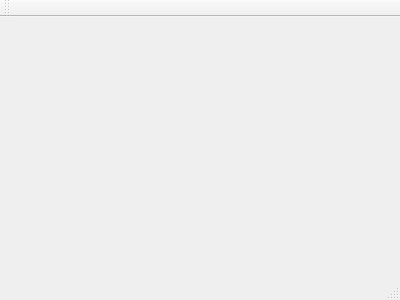
Above: photo_project/mainwindow.ui from dby11/photomosaic before the change. Below: the same form after it.
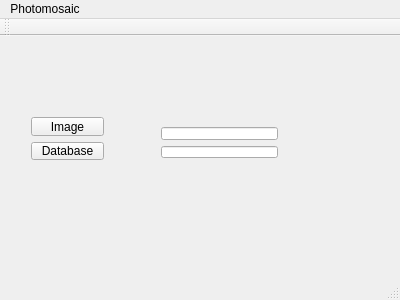
That is the form after the change.

Patch:
```diff
--- a/photo_project/mainwindow.ui
+++ b/photo_project/mainwindow.ui
@@ -12,13 +12,79 @@
   <property name="windowTitle" >
    <string>MainWindow</string>
   </property>
-  <widget class="QMenuBar" name="menuBar" />
-  <widget class="QToolBar" name="mainToolBar" />
-  <widget class="QWidget" name="centralWidget" />
-  <widget class="QStatusBar" name="statusBar" />
+  <widget class="QWidget" name="centralWidget">
+   <widget class="QWidget" name="">
+    <property name="geometry">
+     <rect>
+      <x>20</x>
+      <y>70</y>
+      <width>95</width>
+      <height>65</height>
+     </rect>
+    </property>
+    <layout class="QVBoxLayout" name="verticalLayout">
+     <item>
+      <widget class="QPushButton" name="pushButton">
+       <property name="text">
+        <string>Image</string>
+       </property>
+      </widget>
+     </item>
+     <item>
+      <widget class="QPushButton" name="pushButton_2">
+       <property name="text">
+        <string>Database</string>
+       </property>
+      </widget>
+     </item>
+    </layout>
+   </widget>
+   <widget class="QWidget" name="">
+    <property name="geometry">
+     <rect>
+      <x>150</x>
+      <y>80</y>
+      <width>139</width>
+      <height>53</height>
+     </rect>
+    </property>
+    <layout class="QVBoxLayout" name="verticalLayout_2">
+     <item>
+      <widget class="QLineEdit" name="lineEdit"/>
+     </item>
+     <item>
+      <widget class="QLineEdit" name="lineEdit_2"/>
+     </item>
+    </layout>
+   </widget>
+  </widget>
+  <widget class="QMenuBar" name="menuBar">
+   <property name="geometry">
+    <rect>
+     <x>0</x>
+     <y>0</y>
+     <width>400</width>
+     <height>26</height>
+    </rect>
+   </property>
+   <widget class="QMenu" name="menuPhotomosaic">
+    <property name="title">
+     <string>Photomosaic</string>
+    </property>
+   </widget>
+   <addaction name="menuPhotomosaic"/>
+  </widget>
+  <widget class="QToolBar" name="mainToolBar">
+   <attribute name="toolBarArea">
+    <enum>TopToolBarArea</enum>
+   </attribute>
+   <attribute name="toolBarBreak">
+    <bool>false</bool>
+   </attribute>
+  </widget>
+  <widget class="QStatusBar" name="statusBar"/>
  </widget>
- <layoutDefault spacing="6" margin="11" />
- <pixmapfunction></pixmapfunction>
+ <layoutdefault spacing="6" margin="11"/>
  <resources/>
  <connections/>
 </ui>
```
Left out of the diff: 7 changed lines with no effect on the pictures.
